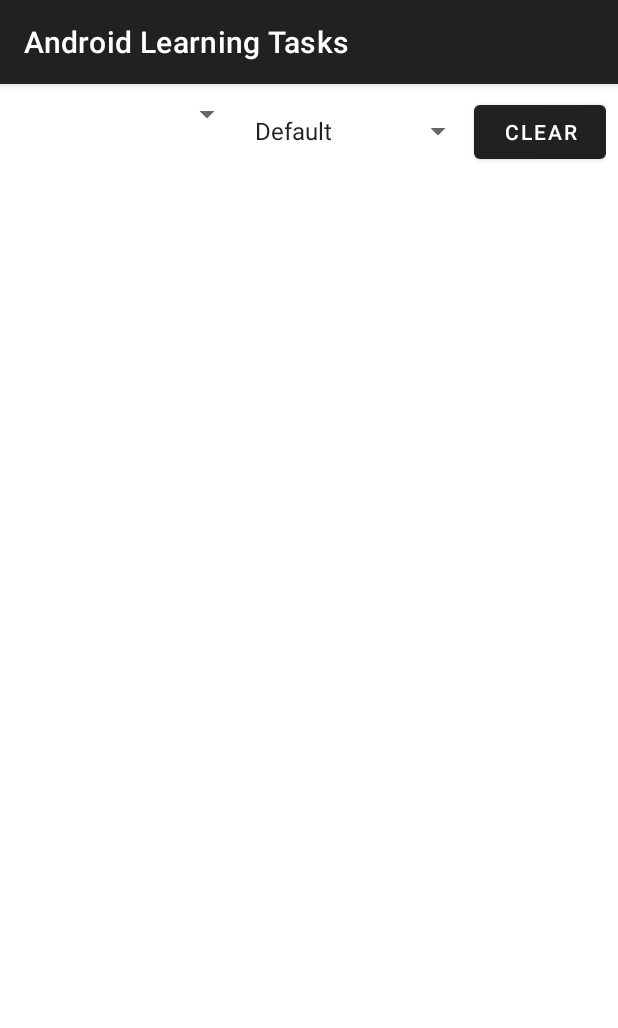
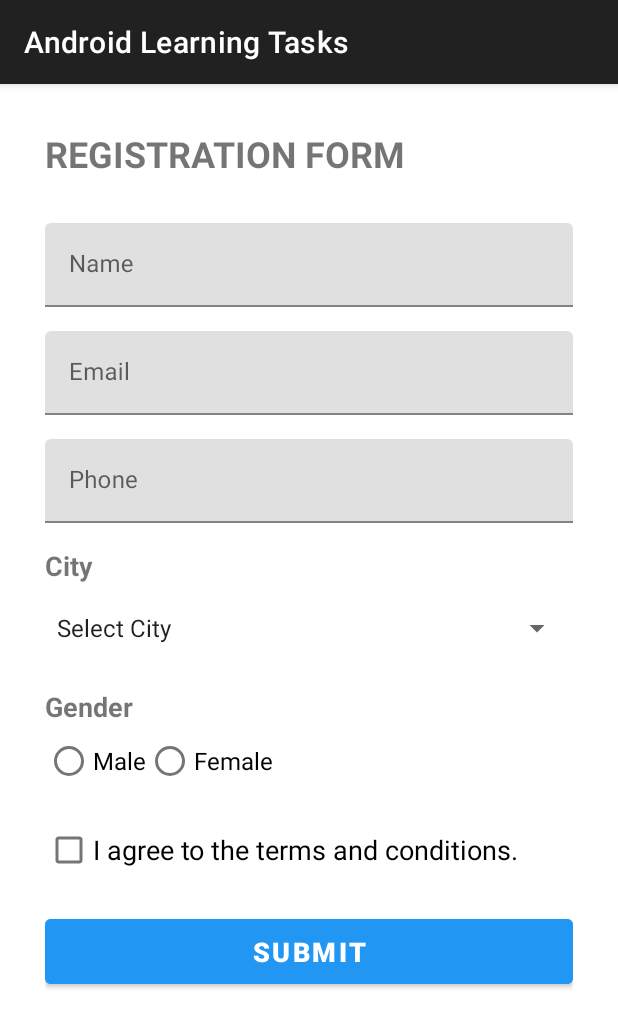
Before and after one commit to MeetVora79/Android_Learning, an Android app: the screen it shows after launch (Week_9_Task_2 before the commit, Week_9_Task_3 after it), on a phone screen of 412 x 824 dp. Shown: the top 1028 px of the screen. Run offline under Robolectric (Android 15) with nearby library versions, the phone set to English and light mode, and no system bars.

Commit message:
Complete the Week 9 Task 3 implementation for a registration form with Field-level input validation for name, email, phone, city, gender, and terms agreement featuring live validation, focus management, state preservation, keyboard navigation and a submit confirmation dialog.

```diff
--- /dev/null
+++ b/app/src/main/java/com/example/android_learning_tasks/Week_9_Task_3.java
@@ -0,0 +1,330 @@
+package com.example.android_learning_tasks;
+
+import android.app.AlertDialog;
+import android.graphics.Rect;
+import android.os.Bundle;
+import android.text.Editable;
+import android.text.InputFilter;
+import android.text.TextWatcher;
+import android.util.Patterns;
+import android.view.View;
+import android.view.inputmethod.EditorInfo;
+import android.view.inputmethod.InputMethodManager;
+import android.widget.AdapterView;
+import android.widget.ArrayAdapter;
+import android.widget.Button;
+import android.widget.CheckBox;
+import android.widget.LinearLayout;
+import android.widget.RadioButton;
+import android.widget.RadioGroup;
+import android.widget.Spinner;
+import android.widget.TextView;
+import androidx.activity.EdgeToEdge;
+import androidx.appcompat.app.AppCompatActivity;
+import com.google.android.material.textfield.TextInputEditText;
+import com.google.android.material.textfield.TextInputLayout;
+import java.util.ArrayList;
+
+public class Week_9_Task_3 extends AppCompatActivity {
+
+    TextInputLayout txtName, txtEmail, txtPhone;
+    TextInputEditText edtName, edtEmail, edtPhone;
+    TextView tvCityError, tvGenderError, tvTermsError;
+    LinearLayout formRoot;
+    Spinner spinnerCity;
+    RadioGroup rgGender;
+    RadioButton rbMale, rbFemale;
+    CheckBox cbTerm;
+    Button btnSubmit;
+    private static final String CITY_ERR = "city_err";
+    private static final String GENDER_ERR = "gender_err";
+    private static final String TERMS_ERR = "terms_err";
+
+    @Override
+    protected void onSaveInstanceState(Bundle outState) {
+        super.onSaveInstanceState(outState);
+        outState.putBoolean(CITY_ERR, tvCityError.getVisibility() == View.VISIBLE);
+        outState.putBoolean(GENDER_ERR, tvGenderError.getVisibility() == View.VISIBLE);
+        outState.putBoolean(TERMS_ERR, tvTermsError.getVisibility() == View.VISIBLE);
+    }
+
+    @Override
+    protected void onRestoreInstanceState(Bundle savedInstanceState) {
+        super.onRestoreInstanceState(savedInstanceState);
+        if (savedInstanceState.getBoolean(CITY_ERR)) validateCity();
+        if (savedInstanceState.getBoolean(GENDER_ERR)) validateGender();
+        if (savedInstanceState.getBoolean(TERMS_ERR)) validateTerms();
+    }
+
+    @Override
+    protected void onCreate(Bundle savedInstanceState) {
+        super.onCreate(savedInstanceState);
+        EdgeToEdge.enable(this);
+        setContentView(R.layout.week9_task3);
+
+        formRoot = findViewById(R.id.formRoot);
+        txtName = findViewById(R.id.txtName);
+        txtEmail = findViewById(R.id.txtEmail);
+        txtPhone = findViewById(R.id.txtPhone);
+        edtName = findViewById(R.id.edtName);
+        edtEmail = findViewById(R.id.edtEmail);
+        edtPhone = findViewById(R.id.edtPhone);
+        tvCityError = findViewById(R.id.tvCityError);
+        tvGenderError = findViewById(R.id.tvGenderError);
+        tvTermsError = findViewById(R.id.tvTermsError);
+        spinnerCity = findViewById(R.id.spinnerCity);
+        rgGender = findViewById(R.id.rgGender);
+        rbMale = findViewById(R.id.rbMale);
+        rbFemale = findViewById(R.id.rbFemale);
+        cbTerm = findViewById(R.id.cbTerm);
+        btnSubmit = findViewById(R.id.btnSubmit);
+
+        setupCitySpinner();
+        InputFilter nameFilter = (source, start, end, dest, dstart, dend) -> {
+            for (int i = start; i < end; i++) {
+                char c = source.charAt(i);
+                if (!Character.isLetter(c) && c != ' ') {
+                    return "";
+                }
+            }
+            return null;
+        };
+        edtName.setFilters(new InputFilter[]{
+                nameFilter,
+                new InputFilter.LengthFilter(50)
+        });
+        setupLiveValidation(edtName, this::validateName);
+        setupLiveValidation(edtEmail, this::validateEmail);
+        setupLiveValidation(edtPhone, this::validatePhone);
+        setupChoiceListeners();
+
+        edtPhone.setOnEditorActionListener((v, actionId, event) -> {
+            if (actionId == EditorInfo.IME_ACTION_DONE) {
+                InputMethodManager imm =
+                        (InputMethodManager) getSystemService(INPUT_METHOD_SERVICE);
+                if (imm != null) imm.hideSoftInputFromWindow(v.getWindowToken(), 0);
+                formRoot.requestFocus();
+                return true;
+            }
+            return false;
+        });
+
+        btnSubmit.setOnClickListener(v -> {
+            boolean nameOk = validateName();
+            boolean emailOk = validateEmail();
+            boolean phoneOk = validatePhone();
+            boolean cityOk = validateCity();
+            boolean genderOk = validateGender();
+            boolean termsOk = validateTerms();
+
+            View firstInvalid = null;
+            if (!nameOk) firstInvalid = edtName;
+            else if (!emailOk) firstInvalid = edtEmail;
+            else if (!phoneOk) firstInvalid = edtPhone;
+            else if (!cityOk) firstInvalid = spinnerCity;
+            else if (!genderOk) firstInvalid = rbMale;
+            else if (!termsOk) firstInvalid = cbTerm;
+
+            if(firstInvalid != null){
+                requestFocus(firstInvalid);
+                btnSubmit.announceForAccessibility(
+                        "Form has errors. Please correct the highlighted fields.");
+                return;
+            }
+            showSuccessDialog();
+        });
+    }
+
+    private void showSuccessDialog() {
+        String name = edtName.getText().toString().trim();
+        String email = edtEmail.getText().toString().trim();
+        String phone = edtPhone.getText().toString().trim();
+        String city = spinnerCity.getSelectedItem().toString();
+        String gender = rbMale.isChecked() ? "Male" : "Female";
+
+        new AlertDialog.Builder(this)
+                .setTitle("Registration Successful")
+                .setMessage("Name: " + name + "\nEmail: " + email + "\nPhone: " + phone
+                        + "\nCity: " + city + "\nGender: " + gender
+                        + "\nTerms and Conditions: Accepted")
+                .setPositiveButton("OK", (dialog, which) -> {
+                    clearInputs();
+                    dialog.dismiss();
+                })
+                .show();
+    }
+
+    private void requestFocus(View target){
+        target.setFocusableInTouchMode(true);
+        target.requestFocus();
+
+        target.requestRectangleOnScreen(
+                new Rect(0, 0, target.getWidth(), target.getHeight()), false);
+
+        InputMethodManager imm = (InputMethodManager) getSystemService(INPUT_METHOD_SERVICE);
+        if(imm == null) return;
+
+        if(target instanceof TextInputEditText){
+            imm.showSoftInput(target, InputMethodManager.SHOW_IMPLICIT);
+        } else {
+            imm.hideSoftInputFromWindow(target.getWindowToken(), 0);
+        }
+    }
+
+    private boolean validateTerms() {
+        if (!cbTerm.isChecked()) {
+            tvTermsError.setText("Please accept the terms and conditions");
+            tvTermsError.setVisibility(View.VISIBLE);
+            return false;
+        }
+        tvTermsError.setVisibility(View.GONE);
+        return true;
+    }
+
+    private boolean validateGender() {
+        if (rgGender.getCheckedRadioButtonId() == -1) {
+            tvGenderError.setText("Please select your gender");
+            tvGenderError.setVisibility(View.VISIBLE);
+            return false;
+        }
+        tvGenderError.setVisibility(View.GONE);
+        return true;
+    }
+
+    private boolean validateCity() {
+        if(spinnerCity.getSelectedItemPosition() == 0){
+            tvCityError.setText("Please select your city");
+            tvCityError.setVisibility(View.VISIBLE);
+            return false;
+        }
+        tvCityError.setVisibility(View.GONE);
+        return true;
+    }
+
+    private boolean validatePhone() {
+        String phone = edtPhone.getText().toString().trim();
+        if (phone.isEmpty()) {
+            txtPhone.setError("Please enter your mobile number");
+            return false;
+        }
+        if (!phone.matches("^[6-9]\\d{9}$")) {
+            txtPhone.setError("Enter a valid 10-digit phone number starting with 6-9");
+            return false;
+        }
+        txtPhone.setError(null);
+        return true;
+    }
+
+    private boolean validateEmail() {
+        String email = edtEmail.getText().toString().trim();
+        if (email.isEmpty()){
+            txtEmail.setError("Please enter your email");
+            return false;
+        }
+        if(!Patterns.EMAIL_ADDRESS.matcher(email).matches()){
+            txtEmail.setError("Please enter a valid email address (e.g. user@example.com)");
+            return false;
+        }
+        txtEmail.setError(null);
+        return true;
+    }
+
+    private boolean validateName() {
+        String name = edtName.getText().toString().trim();
+        if (name.isEmpty()) {
+            txtName.setError("Please enter your name");
+            return false;
+        }
+        if(name.length() < 3){
+            txtName.setError("Name must be at least 3 characters");
+            return false;
+        }
+        if(!name.matches("^[A-Za-z ]+$")){
+            txtName.setError("Name must contain only letters and spaces");
+            return false;
+        }
+        txtName.setError(null);
+        return true;
+    }
+
+    private void setupLiveValidation(TextInputEditText edt, Runnable validator) {
+        edt.setOnFocusChangeListener((v, hasFocus) -> {
+            if (!hasFocus) validator.run();
+        });
+
+        edt.addTextChangedListener(new TextWatcher() {
+            @Override
+            public void beforeTextChanged(CharSequence s, int start, int count, int after) {}
+
+            @Override
+            public void onTextChanged(CharSequence s, int start, int before, int count) {}
+
+            @Override
+            public void afterTextChanged(Editable s) {
+                TextInputLayout layout = (TextInputLayout) edt.getParent().getParent();
+                if (layout.getError() != null) validator.run();
+            }
+        });
+    }
+    private void setupChoiceListeners() {
+        rgGender.setOnCheckedChangeListener((group, checkedId) -> {
+            if (checkedId != -1) validateGender();
+        });
+
+        cbTerm.setOnCheckedChangeListener((buttonView, isChecked) -> {
+            if (tvTermsError.getVisibility() == View.VISIBLE) validateTerms();
+        });
+    }
+
+
+    private void clearInputs() {
+        formRoot.requestFocus();
+
+        edtName.setText("");
+        edtEmail.setText("");
+        edtPhone.setText("");
+        spinnerCity.setSelection(0);
+        rgGender.clearCheck();
+        cbTerm.setChecked(false);
+
+        txtName.setError(null);
+        txtEmail.setError(null);
+        txtPhone.setError(null);
+        tvCityError.setVisibility(View.GONE);
+        tvGenderError.setVisibility(View.GONE);
+        tvTermsError.setVisibility(View.GONE);
+    }
+
+    private void setupCitySpinner() {
+        ArrayList<String> cities = new ArrayList<>();
+        cities.add("Select City");
+        cities.add("Surat");
+        cities.add("Jetpur");
+        cities.add("Rajkot");
+        cities.add("Ahmedabad");
+        cities.add("Gandhinagar");
+        cities.add("Vadodara");
+        cities.add("Delhi");
+        cities.add("Mumbai");
+        cities.add("Kolkata");
+        cities.add("Chennai");
+        cities.add("Bangalore");
+        cities.add("Hyderabad");
+        cities.add("Pune");
+        cities.add("Jaipur");
+        cities.add("Lucknow");
+
+        ArrayAdapter<String> adapter = new ArrayAdapter<>(this, android.R.layout.simple_spinner_item, cities);
+        adapter.setDropDownViewResource(android.R.layout.simple_spinner_dropdown_item);
+        spinnerCity.setAdapter(adapter);
+
+        spinnerCity.setOnItemSelectedListener(new AdapterView.OnItemSelectedListener() {
+            @Override
+            public void onItemSelected(AdapterView<?> parent, View view, int position, long id) {
+                if (tvCityError.getVisibility() == View.VISIBLE) validateCity();
+            }
+            @Override
+            public void onNothingSelected(AdapterView<?> parent) {}
+        });
+    }
+}
--- /dev/null
+++ b/app/src/main/res/layout/week9_task3.xml
@@ -0,0 +1,194 @@
+<?xml version="1.0" encoding="utf-8"?>
+<LinearLayout
+    xmlns:android="http://schemas.android.com/apk/res/android"
+    android:layout_width="match_parent"
+    android:layout_height="match_parent"
+    android:fitsSystemWindows="true"
+    android:orientation="vertical">
+
+    <ScrollView
+        android:layout_width="match_parent"
+        android:layout_height="match_parent"
+        android:fillViewport="true"
+        android:clipToPadding="false">
+
+        <LinearLayout
+            android:id="@+id/formRoot"
+            android:focusable="true"
+            android:focusableInTouchMode="true"
+            android:layout_width="match_parent"
+            android:layout_height="wrap_content"
+            android:orientation="vertical"
+            android:padding="30sp">
+
+            <TextView
+                android:layout_width="match_parent"
+                android:layout_height="wrap_content"
+                android:text="@string/title"
+                android:accessibilityHeading="true"
+                android:textSize="24sp"
+                android:textStyle="bold"
+                android:layout_marginBottom="30dp"/>
+
+            <com.google.android.material.textfield.TextInputLayout
+                android:id="@+id/txtName"
+                android:layout_width="match_parent"
+                android:layout_height="wrap_content"
+                android:textSize="16sp"
+                android:hint="@string/name">
+
+                <com.google.android.material.textfield.TextInputEditText
+                    android:id="@+id/edtName"
+                    android:layout_width="match_parent"
+                    android:layout_height="wrap_content"
+                    android:textSize="16sp"
+                    android:inputType="textPersonName|textCapWords"
+                    android:imeOptions="actionNext"
+                    android:maxLines="1"
+                    android:nextFocusForward="@id/edtEmail"/>
+            </com.google.android.material.textfield.TextInputLayout>
+
+            <com.google.android.material.textfield.TextInputLayout
+                android:id="@+id/txtEmail"
+                android:layout_width="match_parent"
+                android:layout_height="wrap_content"
+                android:layout_marginTop="16dp"
+                android:textSize="16sp"
+                android:hint="@string/email">
+
+                <com.google.android.material.textfield.TextInputEditText
+                    android:id="@+id/edtEmail"
+                    android:layout_width="match_parent"
+                    android:layout_height="wrap_content"
+                    android:textSize="16sp"
+                    android:inputType="textEmailAddress"
+                    android:imeOptions="actionNext"
+                    android:maxLines="1"
+                    android:nextFocusForward="@id/edtPhone"/>
+            </com.google.android.material.textfield.TextInputLayout>
+
+            <com.google.android.material.textfield.TextInputLayout
+                android:id="@+id/txtPhone"
+                android:layout_width="match_parent"
+                android:layout_height="wrap_content"
+                android:layout_marginTop="16dp"
+                android:textSize="16sp"
+                android:hint="@string/phone">
+
+                <com.google.android.material.textfield.TextInputEditText
+                    android:id="@+id/edtPhone"
+                    android:layout_width="match_parent"
+                    android:layout_height="wrap_content"
+                    android:digits="1234567890"
+                    android:maxLength="10"
+                    android:textSize="16sp"
+                    android:inputType="phone"
+                    android:imeOptions="actionDone"
+                    android:maxLines="1"
+                    android:nextFocusForward="@id/spinnerCity"/>
+            </com.google.android.material.textfield.TextInputLayout>
+
+            <TextView
+                android:id="@+id/txtCity"
+                android:layout_width="wrap_content"
+                android:layout_height="wrap_content"
+                android:layout_marginTop="16dp"
+                android:textSize="18sp"
+                android:text="@string/city"
+                android:textStyle="bold"
+                android:labelFor="@id/spinnerCity"/>
+
+            <Spinner
+                android:id="@+id/spinnerCity"
+                android:layout_width="match_parent"
+                android:layout_height="48dp"
+                android:layout_marginTop="5dp"
+                android:nextFocusForward="@id/rbMale"/>
+
+            <TextView
+                android:id="@+id/tvCityError"
+                android:layout_width="match_parent"
+                android:layout_height="wrap_content"
+                android:textColor="@color/errorRed"
+                android:textSize="14sp"
+                android:accessibilityLiveRegion="polite"
+                android:visibility="gone"/>
+
+            <TextView
+                android:id="@+id/txtGender"
+                android:layout_width="wrap_content"
+                android:layout_height="wrap_content"
+                android:layout_marginTop="16dp"
+                android:textSize="18sp"
+                android:text="@string/gender"
+                android:textStyle="bold"
+                android:labelFor="@id/rgGender"/>
+
+            <RadioGroup
+                android:layout_width="match_parent"
+                android:layout_height="wrap_content"
+                android:orientation="horizontal"
+                android:id="@+id/rgGender">
+
+                <RadioButton
+                    android:layout_width="wrap_content"
+                    android:layout_height="wrap_content"
+                    android:text="@string/male"
+                    android:textSize="16sp"
+                    android:id="@+id/rbMale"
+                    android:minHeight="48dp"
+                    android:nextFocusForward="@id/rbFemale"/>
+                <RadioButton
+                    android:layout_width="wrap_content"
+                    android:layout_height="wrap_content"
+                    android:text="@string/female"
+                    android:textSize="16sp"
+                    android:id="@+id/rbFemale"
+                    android:minHeight="48dp"
+                    android:nextFocusForward="@id/cbTerm"/>
+            </RadioGroup>
+
+            <TextView
+                android:id="@+id/tvGenderError"
+                android:layout_width="match_parent"
+                android:layout_height="wrap_content"
+                android:textColor="@color/errorRed"
+                android:textSize="14sp"
+                android:accessibilityLiveRegion="polite"
+                android:visibility="gone"/>
+
+            <CheckBox
+                android:id="@+id/cbTerm"
+                android:layout_width="wrap_content"
+                android:layout_height="wrap_content"
+                android:layout_marginTop="11dp"
+                android:textSize="18sp"
+                android:text="@string/terms"
+                android:minHeight="48dp"
+                android:nextFocusForward="@id/btnSubmit"/>
+
+            <TextView
+                android:id="@+id/tvTermsError"
+                android:layout_width="match_parent"
+                android:layout_height="wrap_content"
+                android:textColor="@color/errorRed"
+                android:textSize="14sp"
+                android:accessibilityLiveRegion="polite"
+                android:visibility="gone"/>
+
+            <Button
+                android:id="@+id/btnSubmit"
+                android:layout_width="match_parent"
+                android:layout_height="55dp"
+                android:text="@string/submit"
+                android:textSize="18sp"
+                android:textStyle="bold"
+                android:layout_marginTop="16dp"
+                android:textColor="@color/white"
+                android:backgroundTint="@color/btnColor"/>
+
+        </LinearLayout>
+
+    </ScrollView>
+
+</LinearLayout>
--- a/app/src/main/res/values/colors.xml
+++ b/app/src/main/res/values/colors.xml
@@ -5,4 +5,5 @@
     <color name="red">#C30A0A</color>
     <color name="btnColor">#2196F3</color>">
     <color name="bgResult">#494949</color>">
+    <color name="errorRed">#B3261E</color>
 </resources>
--- a/gradle/libs.versions.toml
+++ b/gradle/libs.versions.toml
@@ -1,5 +1,5 @@
 [versions]
-agp = "9.5.1"
+agp = "9.5.2"
 junit = "4.13.2"
 junitVersion = "1.3.0"
 espressoCore = "3.7.0"
```
Also changed, not shown: app/src/main/AndroidManifest.xml (+10 -1 lines).
